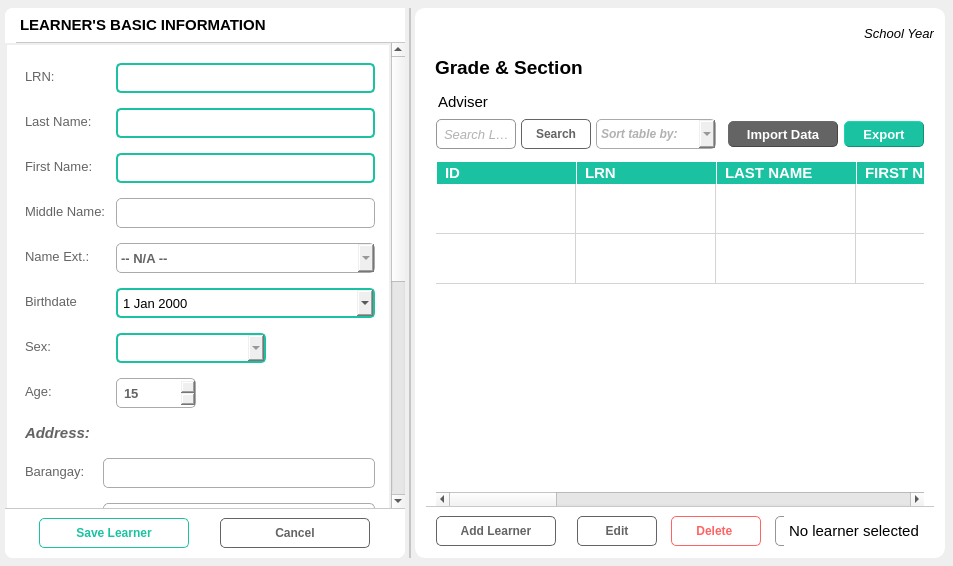
Old version of the form LMS_v2.1/ui/profile.ui in the repository jpcanas/School_LMSv2.
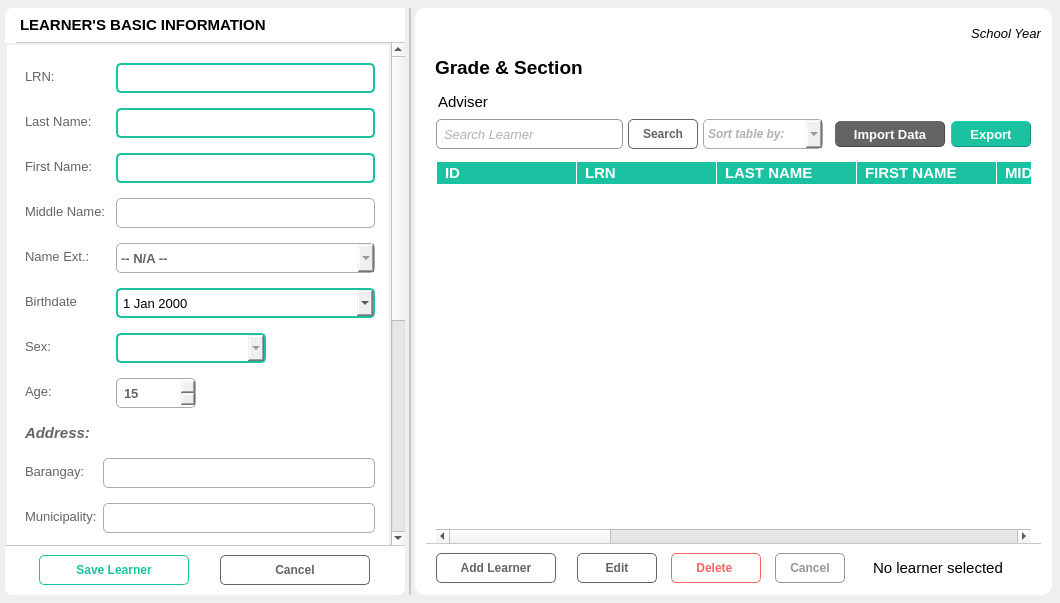
New version of the form. Icons and pictures are not drawn.

```diff
--- a/LMS_v2.1/ui/profile.ui
+++ b/LMS_v2.1/ui/profile.ui
@@ -6,8 +6,8 @@
    <rect>
     <x>0</x>
     <y>0</y>
-    <width>953</width>
-    <height>566</height>
+    <width>1060</width>
+    <height>603</height>
    </rect>
   </property>
   <property name="windowTitle">
@@ -2101,6 +2101,9 @@
         <property name="sortingEnabled">
          <bool>true</bool>
         </property>
+        <property name="rowCount">
+         <number>0</number>
+        </property>
         <attribute name="horizontalHeaderVisible">
          <bool>true</bool>
         </attribute>
@@ -2125,16 +2128,6 @@
         <attribute name="verticalHeaderDefaultSectionSize">
          <number>50</number>
         </attribute>
-        <row>
-         <property name="text">
-          <string>1</string>
-         </property>
-        </row>
-        <row>
-         <property name="text">
-          <string>2</string>
-         </property>
-        </row>
         <column>
          <property name="text">
           <string>ID</string>
```
